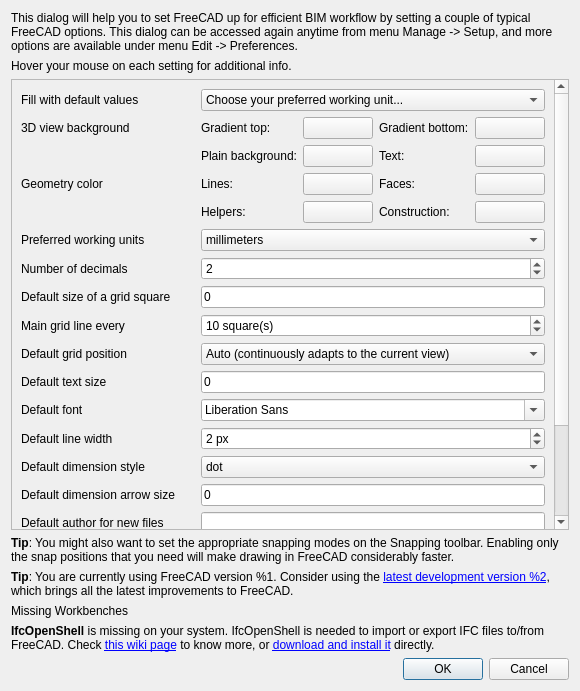
The window that src/Mod/BIM/Resources/ui/dialogSetup.ui (southseact-3d/fcd) describes before a commit, drawn with Qt 5.
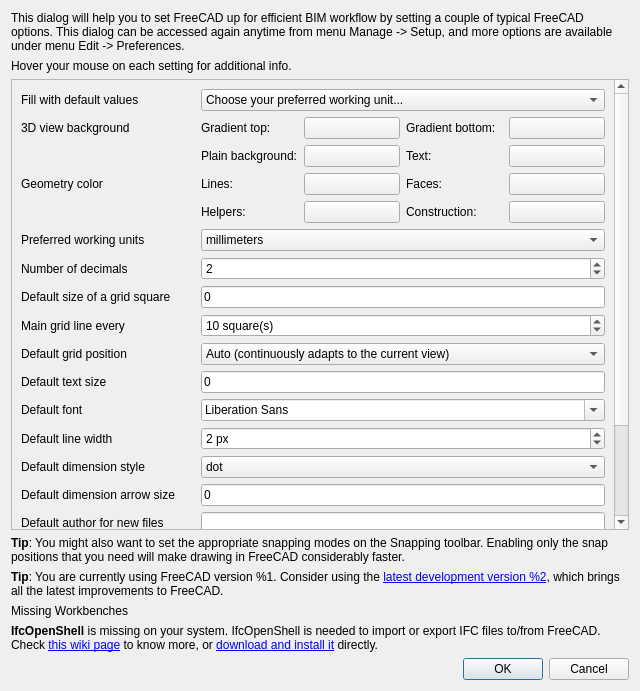
The same window after the commit. Custom widgets are drawn as their Qt base class.

Commit message: BIM change BIM_Setup dialogue default width

```diff
--- a/src/Mod/BIM/Resources/ui/dialogSetup.ui
+++ b/src/Mod/BIM/Resources/ui/dialogSetup.ui
@@ -9,7 +9,7 @@
    <rect>
     <x>0</x>
     <y>0</y>
-    <width>580</width>
+    <width>640</width>
     <height>691</height>
    </rect>
   </property>
```
